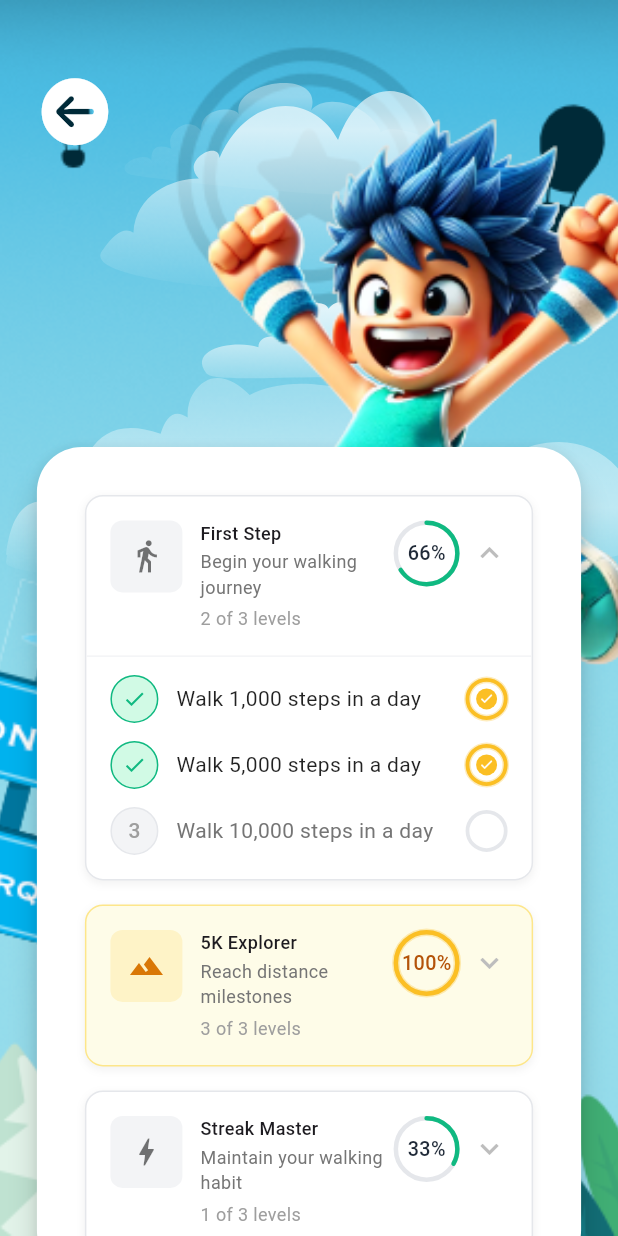
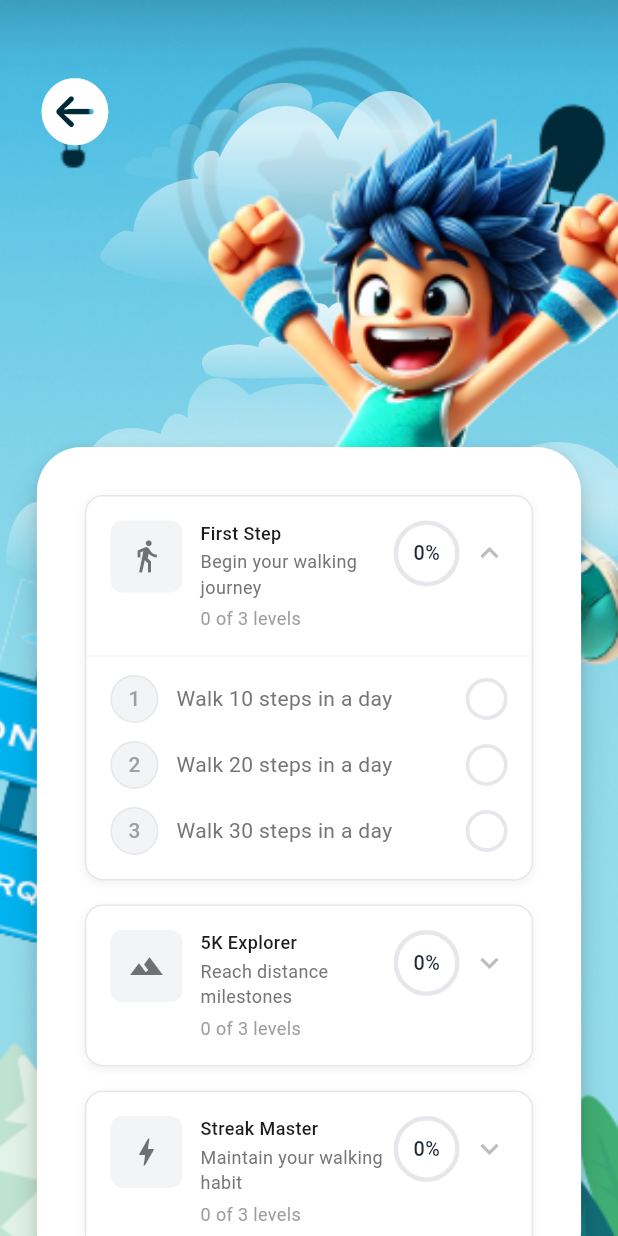
Before and after one commit to EduardoRPM/Onward, a Flutter app: the AchievementsScreen screen opened directly, after a tap on "First Step", on a phone screen of 412 x 824 dp. Run offline on Flutter 3.47's test engine with Material 3 defaults, Android fonts, the light colour scheme and no system bars; our stand-ins replace cloud_firestore, connectivity_plus, firebase_auth, firebase_core, image_picker, just_audio and 3 more; accounts and stored records are empty.

Commit message:
feature: notificacion de logros
Se implementa un sistema de notificaciones para los logros desbloqueados.
Se agrega una funcion `achievementTitleById` en `lib/models/achievement.dart` para obtener el titulo de un logro dado su ID.
Se modifica la pantalla `home.dart` para suscribirse a los cambios en los logros completados del usuario en Firestore.
Cuando se detecta un nuevo logro completado que no ha sido notificado previamente, se muestra un `SnackBar` con el titulo del logro.
Se ajustan las descripciones de los niveles en `lib/widgets/achievement_list.dart` para que sean mas sencillas (e.g., 10, 20, 30 pasos).
Se añaden las configuraciones para las funciones de Firebase en `firebase.json`.

```diff
--- a/lib/widgets/achievement_list.dart
+++ b/lib/widgets/achievement_list.dart
@@ -16,17 +16,17 @@ class AchievementList extends StatelessWidget {
         levels: [
           AchievementLevel(
             level: 1,
-            description: 'Walk 1,000 steps in a day',
-            completed: true,
+            description: 'Walk 10 steps in a day',
+            completed: false,
           ),
           AchievementLevel(
             level: 2,
-            description: 'Walk 5,000 steps in a day',
-            completed: true,
+            description: 'Walk 20 steps in a day',
+            completed: false,
           ),
           AchievementLevel(
             level: 3,
-            description: 'Walk 10,000 steps in a day',
+            description: 'Walk 30 steps in a day',
             completed: false,
           ),
         ],
@@ -63,17 +63,17 @@ class AchievementList extends StatelessWidget {
           AchievementLevel(
             level: 1,
             description: 'Walk 5 kilometers total',
-            completed: true,
+            completed: false,
           ),
           AchievementLevel(
             level: 2,
             description: 'Walk 50 kilometers total',
-            completed: true,
+            completed: false,
           ),
           AchievementLevel(
             level: 3,
             description: 'Walk 100 kilometers total',
-            completed: true,
+            completed: false,
           ),
         ],
       ),
@@ -86,7 +86,7 @@ class AchievementList extends StatelessWidget {
           AchievementLevel(
             level: 1,
             description: 'Walk for 7 consecutive days',
-            completed: true,
+            completed: false,
           ),
           AchievementLevel(
             level: 2,
@@ -109,12 +109,12 @@ class AchievementList extends StatelessWidget {
           AchievementLevel(
             level: 1,
             description: 'Complete walks during daytime',
-            completed: true,
+            completed: false,
           ),
           AchievementLevel(
             level: 2,
             description: 'Complete walks during evening',
-            completed: true,
+            completed: false,
           ),
           AchievementLevel(
             level: 3,
```
Also changed, not shown: lib/home.dart (+50 -1 lines), lib/models/achievement.dart (+10 -0 lines), firebase.json.
